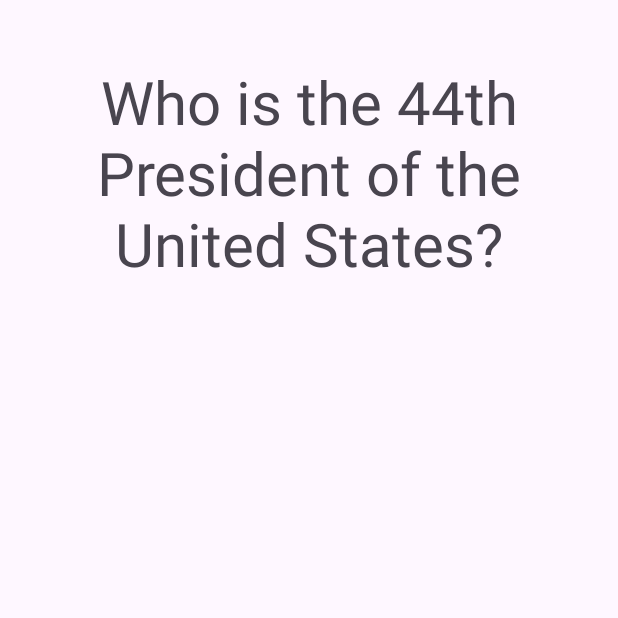
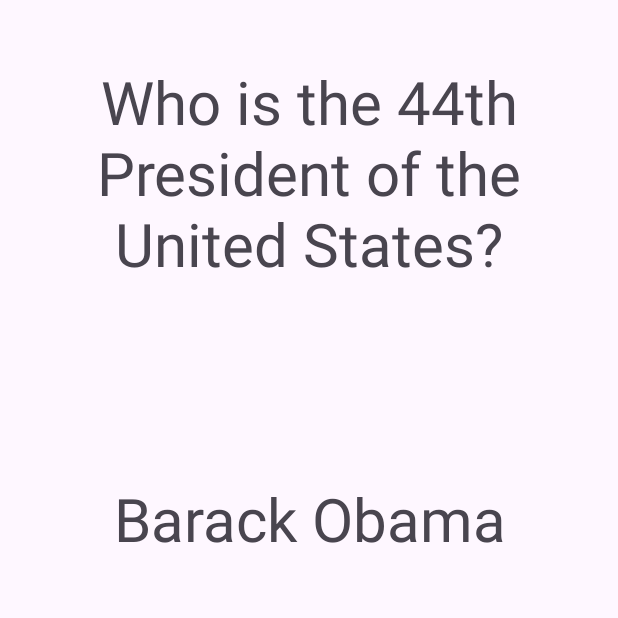
Before and after one commit to BeliMackendy/FlashcardApp, an Android app: the screen it shows after launch (MainActivity), on a phone screen of 412 x 824 dp, the top half of it. Run offline under Robolectric (Android 15) with nearby library versions, the phone set to English and light mode, and no system bars.

Commit message:
Add a view for the back side of the flashcard to display the answer

```diff
--- a/app/src/main/res/layout/activity_main.xml
+++ b/app/src/main/res/layout/activity_main.xml
@@ -15,4 +15,15 @@
         android:textSize="40sp"
         android:text="Who is the 44th President of the United States?"/>
 
+    <TextView
+        android:id="@+id/flashcard_answer"
+        android:layout_width="match_parent"
+        android:layout_below="@id/flashcard_question"
+        android:layout_height="200dp"
+        android:gravity="center"
+        android:layout_margin="15dp"
+        android:textSize="40sp"
+        android:text="Barack Obama" />
+
+
 </RelativeLayout>
```
